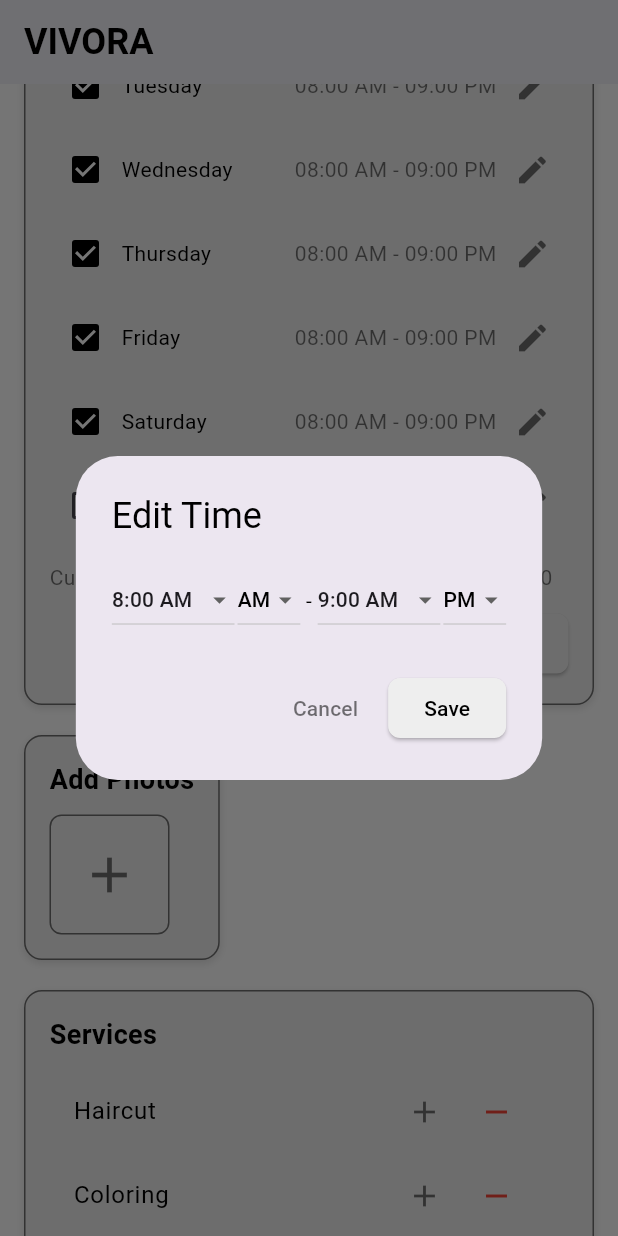
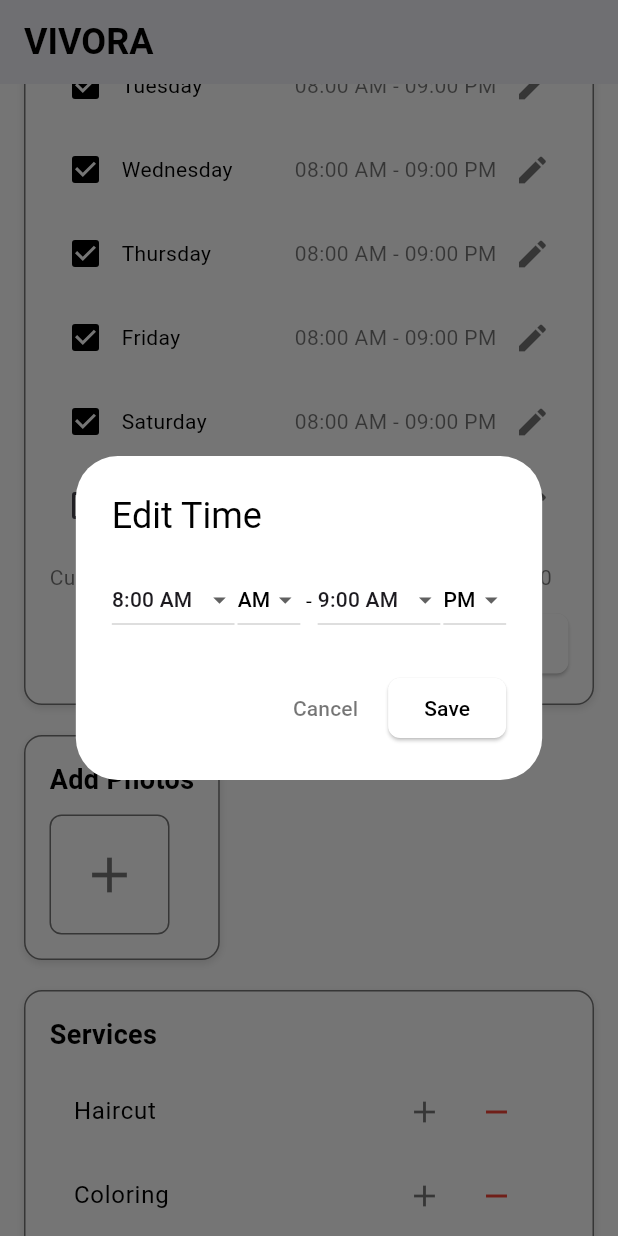
Before and after one commit to jayasinghesasmitha/Vivora-Mobile-app, a Flutter app: the SalonDetailsScreen screen opened directly, scrolled down 576 dp, after a tap on the "edit" icon, on a phone screen of 412 x 824 dp. Run offline on Flutter 3.47's test engine with Material 3 defaults, Android fonts, the phone set to English and light mode, and no system bars; our stand-ins replace cloud_firestore, firebase_auth, firebase_core, flutter_dotenv, flutter_map, geolocator and 2 more; accounts and stored records are empty.

Commit message:
Update salon_details.dart

```diff
--- a/salon_app/lib/screens/salon_details.dart
+++ b/salon_app/lib/screens/salon_details.dart
@@ -36,6 +36,7 @@ class _SalonDetailsScreenState extends State<SalonDetailsScreen> {
       context: context,
       builder: (context) => AlertDialog(
         title: Text('Edit $field', style: const TextStyle(color: Colors.black)),
+        backgroundColor: Colors.white,
         content: TextField(
           controller: controller,
           maxLines: field == 'Description' ? 3 : 1,
@@ -45,7 +46,7 @@ class _SalonDetailsScreenState extends State<SalonDetailsScreen> {
               borderSide: BorderSide(color: Colors.black54),
             ),
             filled: true,
-            fillColor: Colors.grey[200],
+            fillColor: Colors.white,
           ),
         ),
         actions: [
@@ -53,6 +54,7 @@ class _SalonDetailsScreenState extends State<SalonDetailsScreen> {
             onPressed: () {
               Navigator.pop(context);
             },
+            style: TextButton.styleFrom(backgroundColor: Colors.white),
             child: const Text('Cancel', style: TextStyle(color: Colors.black54)),
           ),
           ElevatedButton(
@@ -61,7 +63,7 @@ class _SalonDetailsScreenState extends State<SalonDetailsScreen> {
               Navigator.pop(context);
             },
             style: ElevatedButton.styleFrom(
-              backgroundColor: Colors.grey[200],
+              backgroundColor: Colors.white,
               shape: RoundedRectangleBorder(borderRadius: BorderRadius.circular(8)),
             ),
             child: const Text('Save', style: TextStyle(color: Colors.black)),
@@ -83,6 +85,7 @@ class _SalonDetailsScreenState extends State<SalonDetailsScreen> {
       context: context,
       builder: (context) => AlertDialog(
         title: const Text('Edit Time', style: TextStyle(color: Colors.black)),
+        backgroundColor: Colors.white,
         content: Column(
           mainAxisSize: MainAxisSize.min,
           children: [
@@ -113,7 +116,7 @@ class _SalonDetailsScreenState extends State<SalonDetailsScreen> {
                       if (tempStartHour == 0) tempStartHour = 12;
                     });
                   },
-                  dropdownColor: Colors.grey[200],
+                  dropdownColor: Colors.white,
                   iconSize: 20,
                 ),
                 const SizedBox(width: 2),
@@ -133,7 +136,7 @@ class _SalonDetailsScreenState extends State<SalonDetailsScreen> {
                       if (tempStartHour == 24) tempStartHour = 12;
                     });
                   },
-                  dropdownColor: Colors.grey[200],
+                  dropdownColor: Colors.white,
                   iconSize: 20,
                 ),
                 const Text(' - ', style: TextStyle(color: Colors.black)),
@@ -162,7 +165,7 @@ class _SalonDetailsScreenState extends State<SalonDetailsScreen> {
                       if (tempEndHour == 0) tempEndHour = 12;
                     });
                   },
-                  dropdownColor: Colors.grey[200],
+                  dropdownColor: Colors.white,
                   iconSize: 20,
                 ),
                 const SizedBox(width: 2),
@@ -182,7 +185,7 @@ class _SalonDetailsScreenState extends State<SalonDetailsScreen> {
                       if (tempEndHour == 24) tempEndHour = 12;
                     });
                   },
-                  dropdownColor: Colors.grey[200],
+                  dropdownColor: Colors.white,
                   iconSize: 20,
                 ),
               ],
@@ -194,6 +197,7 @@ class _SalonDetailsScreenState extends State<SalonDetailsScreen> {
             onPressed: () {
               Navigator.pop(context);
             },
+            style: TextButton.styleFrom(backgroundColor: Colors.white),
             child: const Text('Cancel', style: TextStyle(color: Colors.black54)),
           ),
           ElevatedButton(
@@ -202,7 +206,7 @@ class _SalonDetailsScreenState extends State<SalonDetailsScreen> {
               Navigator.pop(context);
             },
             style: ElevatedButton.styleFrom(
-              backgroundColor: Colors.grey[200],
+              backgroundColor: Colors.white,
               shape: RoundedRectangleBorder(borderRadius: BorderRadius.circular(8)),
             ),
             child: const Text('Save', style: TextStyle(color: Colors.black)),
@@ -214,12 +218,6 @@ class _SalonDetailsScreenState extends State<SalonDetailsScreen> {
 
   void _applyGlobalTime() {
     setState(() {
-      _globalStartHour = 8;
-      _globalStartMin = 0;
-      _globalStartPeriod = 'AM';
-      _globalEndHour = 9;
-      _globalEndMin = 0;
-      _globalEndPeriod = 'PM';
       for (var day in _openingDays) {
         if (day['checked']) {
           day['startHour'] = _globalStartHour;
@@ -265,7 +263,7 @@ class _SalonDetailsScreenState extends State<SalonDetailsScreen> {
                   height: 100,
                   width: 100,
                   decoration: BoxDecoration(
-                    color: Colors.grey[200],
+                    color: Colors.white,
                     border: Border.all(color: Colors.black54),
                     borderRadius: BorderRadius.circular(12),
                     boxShadow: [
@@ -316,7 +314,7 @@ class _SalonDetailsScreenState extends State<SalonDetailsScreen> {
               decoration: BoxDecoration(
                 border: Border.all(color: Colors.black54),
                 borderRadius: BorderRadius.circular(12),
-                color: Colors.grey[200],
+                color: Colors.white,
                 boxShadow: [
                   BoxShadow(color: Colors.grey[300]!, blurRadius: 4, offset: const Offset(0, 2)),
                 ],
@@ -330,14 +328,17 @@ class _SalonDetailsScreenState extends State<SalonDetailsScreen> {
                   ),
                   const SizedBox(height: 8),
                   Row(
-                    mainAxisAlignment: MainAxisAlignment.spaceBetween,
-                    crossAxisAlignment: CrossAxisAlignment.start,
+                    mainAxisAlignment: MainAxisAlignment.start,
+                    crossAxisAlignment: CrossAxisAlignment.center,
                     children: [
-                      const Text(
-                        'Opening Hours',
-                        style: TextStyle(color: Colors.black54, fontSize: 14),
+                      const Expanded(
+                        child: Text(
+                          'Opening Hours',
+                          style: TextStyle(color: Colors.black54, fontSize: 14),
+                        ),
                       ),
                       Row(
+                        mainAxisAlignment: MainAxisAlignment.end,
                         children: [
                           Text(
                             '${_globalStartHour.toString().padLeft(2, '0')}:${_globalStartMin.toString().padLeft(2, '0')} $_globalStartPeriod - '
@@ -371,14 +372,14 @@ class _SalonDetailsScreenState extends State<SalonDetailsScreen> {
                   ),
                   const SizedBox(height: 8),
                   Row(
-                    mainAxisAlignment: MainAxisAlignment.start,
+                    mainAxisAlignment: MainAxisAlignment.end,
                     children: [
                       SizedBox(
                         width: 50,
                         child: ElevatedButton(
                           onPressed: _applyGlobalTime,
                           style: ElevatedButton.styleFrom(
-                            backgroundColor: Colors.grey[200],
+                            backgroundColor: Colors.white,
                             shape: RoundedRectangleBorder(borderRadius: BorderRadius.circular(6)),
                             padding: const EdgeInsets.symmetric(vertical: 2, horizontal: 8),
                           ),
@@ -469,7 +470,7 @@ class _SalonDetailsScreenState extends State<SalonDetailsScreen> {
                   }),
                   const SizedBox(height: 10),
                   Text(
-                    'Current Date & Time: July 26, 2025, 10:43 AM +0530',
+                    'Current Date & Time: July 27, 2025, 09:03 PM +0530',
                     style: TextStyle(color: Colors.black54),
                   ),
                   const SizedBox(height: 10),
@@ -481,7 +482,7 @@ class _SalonDetailsScreenState extends State<SalonDetailsScreen> {
                           setState(() {});
                         },
                         style: ElevatedButton.styleFrom(
-                          backgroundColor: Colors.grey[200],
+                          backgroundColor: Colors.white,
                           shape: RoundedRectangleBorder(borderRadius: BorderRadius.circular(8)),
                         ),
                         child: const Text('Save', style: TextStyle(color: Colors.black)),
@@ -492,7 +493,7 @@ class _SalonDetailsScreenState extends State<SalonDetailsScreen> {
                           setState(() {});
                         },
                         style: ElevatedButton.styleFrom(
-                          backgroundColor: Colors.grey[200],
+                          backgroundColor: Colors.white,
                           shape: RoundedRectangleBorder(borderRadius: BorderRadius.circular(8)),
                         ),
                         child: const Text('Update', style: TextStyle(color: Colors.black)),
@@ -509,7 +510,7 @@ class _SalonDetailsScreenState extends State<SalonDetailsScreen> {
               decoration: BoxDecoration(
                 border: Border.all(color: Colors.black54),
                 borderRadius: BorderRadius.circular(12),
-                color: Colors.grey[200],
+                color: Colors.white,
                 boxShadow: [
                   BoxShadow(color: Colors.grey[300]!, blurRadius: 4, offset: const Offset(0, 2)),
                 ],
@@ -531,7 +532,7 @@ class _SalonDetailsScreenState extends State<SalonDetailsScreen> {
                               height: 80,
                               width: 80,
                               decoration: BoxDecoration(
-                                color: Colors.grey[300],
+                                color: Colors.white,
                                 border: Border.all(color: Colors.black54),
                                 borderRadius: BorderRadius.circular(8),
                               ),
@@ -547,7 +548,7 @@ class _SalonDetailsScreenState extends State<SalonDetailsScreen> {
                             height: 80,
                             width: 80,
                             decoration: BoxDecoration(
-                              color: Colors.grey[200],
+                              color: Colors.white,
                               border: Border.all(color: Colors.black54),
                               borderRadius: BorderRadius.circular(8),
                             ),
@@ -567,7 +568,7 @@ class _SalonDetailsScreenState extends State<SalonDetailsScreen> {
               decoration: BoxDecoration(
                 border: Border.all(color: Colors.black54),
                 borderRadius: BorderRadius.circular(12),
-                color: Colors.grey[200],
+                color: Colors.white,
                 boxShadow: [
                   BoxShadow(color: Colors.grey[300]!, blurRadius: 4, offset: const Offset(0, 2)),
                 ],
@@ -581,6 +582,7 @@ class _SalonDetailsScreenState extends State<SalonDetailsScreen> {
                   ),
                   const SizedBox(height: 10),
                   ..._services.map((service) => ListTile(
+                        tileColor: Colors.white,
                         title: Text(service, style: const TextStyle(color: Colors.black)),
                         trailing: Row(
                           mainAxisSize: MainAxisSize.min,
@@ -614,7 +616,7 @@ class _SalonDetailsScreenState extends State<SalonDetailsScreen> {
               decoration: BoxDecoration(
                 border: Border.all(color: Colors.black54),
                 borderRadius: BorderRadius.circular(12),
-                color: Colors.grey[200],
+                color: Colors.white,
                 boxShadow: [
                   BoxShadow(color: Colors.grey[300]!, blurRadius: 4, offset: const Offset(0, 2)),
                 ],
@@ -628,6 +630,7 @@ class _SalonDetailsScreenState extends State<SalonDetailsScreen> {
                   ),
                   const SizedBox(height: 10),
                   ..._employees.map((employee) => ListTile(
+                        tileColor: Colors.white,
                         title: Text(employee, style: const TextStyle(color: Colors.black)),
                         trailing: Row(
                           mainAxisSize: MainAxisSize.min,
@@ -661,7 +664,7 @@ class _SalonDetailsScreenState extends State<SalonDetailsScreen> {
               decoration: BoxDecoration(
                 border: Border.all(color: Colors.black54),
                 borderRadius: BorderRadius.circular(12),
-                color: Colors.grey[200],
+                color: Colors.white,
                 boxShadow: [
                   BoxShadow(color: Colors.grey[300]!, blurRadius: 4, offset: const Offset(0, 2)),
                 ],
@@ -675,6 +678,7 @@ class _SalonDetailsScreenState extends State<SalonDetailsScreen> {
                   ),
                   const SizedBox(height: 10),
                   ..._workStations.map((station) => ListTile(
+                        tileColor: Colors.white,
                         title: Text(station, style: const TextStyle(color: Colors.black)),
                         trailing: Row(
                           mainAxisSize: MainAxisSize.min,
@@ -711,7 +715,7 @@ class _SalonDetailsScreenState extends State<SalonDetailsScreen> {
                   );
                 },
                 style: ElevatedButton.styleFrom(
-                  backgroundColor: Colors.grey[200],
+                  backgroundColor: Colors.white,
                   shape: RoundedRectangleBorder(borderRadius: BorderRadius.circular(8)),
                 ),
                 child: const Text('Back', style: TextStyle(color: Colors.black)),
```
